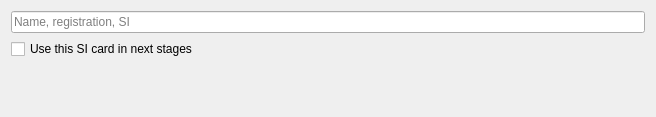
Above: quickevent/app/plugins/Runs/src/findrunnerwidget.ui from Quick-Event/quickbox before the change. Below: the same form after it.
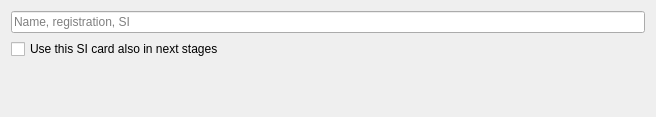
That is the form after the change. Custom widgets are drawn as their Qt base class.

Commit message: fix exception due to typo in SQL string and resolve #424

The edit to the form file:
```diff
--- a/quickevent/app/plugins/Runs/src/findrunnerwidget.ui
+++ b/quickevent/app/plugins/Runs/src/findrunnerwidget.ui
@@ -27,7 +27,7 @@
    <item>
     <widget class="QCheckBox" name="cbxUseSIInNextStages">
      <property name="text">
-      <string>Use this SI card in next stages</string>
+      <string>Use this SI card also in next stages</string>
      </property>
     </widget>
    </item>
```
The commit also changes 1 other file.
